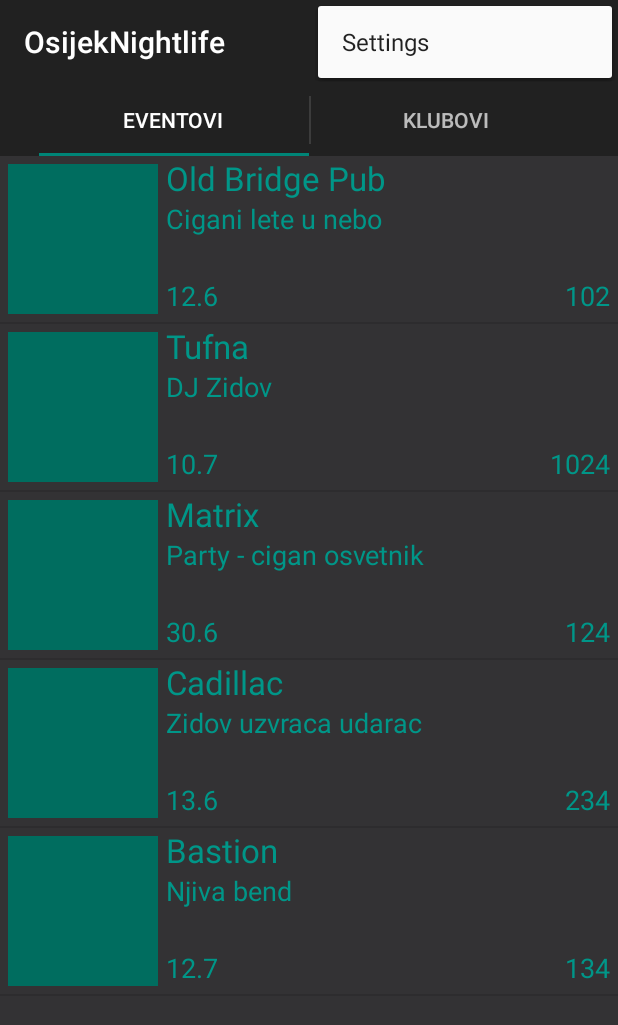
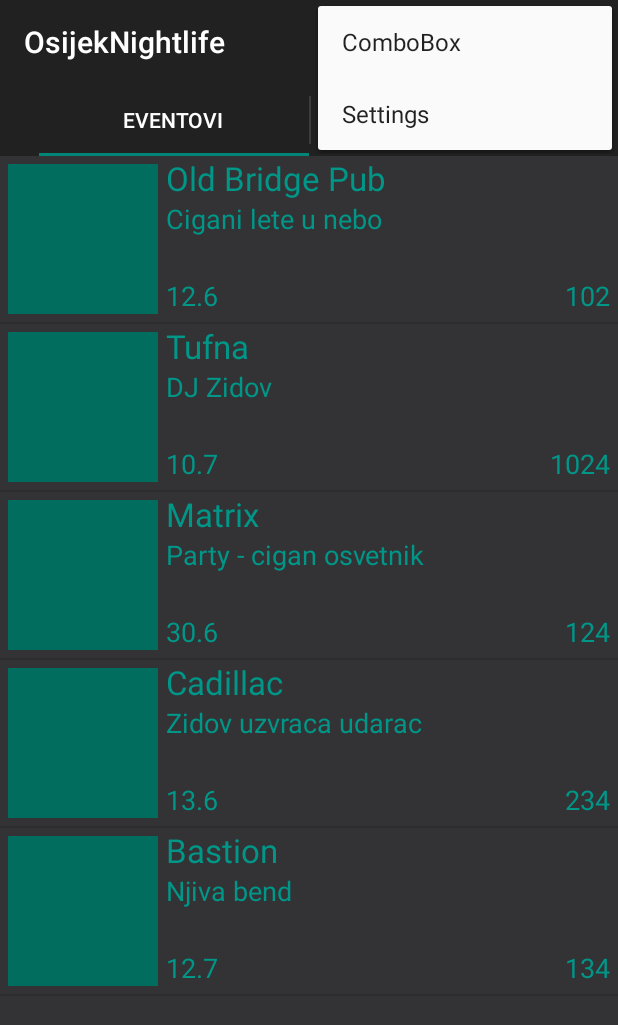
Before and after one commit to kebapmanager/OsijekNightlife, an Android app: the screen it shows after launch (MainActivity), with the options menu open, on a phone screen of 412 x 824 dp. Shown: the top 1025 px of the screen. Run offline under Robolectric (Android 15) with nearby library versions, the phone set to English and light mode, and no system bars; libraries missing offline, so code that uses them is left out: retrofit.client; 2 statements that could not run were skipped.

Commit message:
Skida za vise datuma spinner mal sjebane boje bit ce ljepse u sljedecem update-u

```diff
--- a/app/src/main/java/com/androidapp/osijeknightlife/app/MainActivity.java
+++ b/app/src/main/java/com/androidapp/osijeknightlife/app/MainActivity.java
@@ -1,9 +1,13 @@
 package com.androidapp.osijeknightlife.app;
 
+import java.lang.reflect.Array;
 import java.util.Calendar;
+import java.util.HashMap;
 import java.util.Locale;
 
+import android.annotation.TargetApi;
 import android.content.Intent;
+import android.database.DataSetObserver;
 import android.support.v7.app.ActionBarActivity;
 import android.support.v7.app.ActionBar;
 import android.support.v7.widget.ShareActionProvider;
@@ -17,6 +21,9 @@ import android.os.Bundle;
 import android.view.Menu;
 import android.view.MenuItem;
 import android.view.View;
+import android.widget.AdapterView;
+import android.widget.ArrayAdapter;
+import android.widget.Spinner;
 import com.androidapp.osijeknightlife.app.TabFragments.GridFragment;
 import com.androidapp.osijeknightlife.app.TabFragments.ListFragment;
 import com.androidapp.osijeknightlife.app.jsonDataP.GetData;
@@ -26,12 +33,32 @@ public class MainActivity extends ActionBarActivity implements ActionBar.TabList
     SectionsPagerAdapter mSectionsPagerAdapter;
     ViewPager mViewPager;
     GetData DW = new GetData(this);
+    int TryCounter = 0;
+    Fragment event,grid;
+    Calendar c = Calendar.getInstance();
+    String Datum;
+    int addMonth = 1;
+
+    String[] tjedan = {"Ponedjeljak","Utorak","Srijeda","Cetvrtak","Petak","Subota","Nedjelja"};
 
     public void dataRecieved(boolean state)
     {
         if(state)
         {
             DW.info = true;//da
+            event = ListFragment.newInstance(0,DW.data.getEvents());
+            mSectionsPagerAdapter.notifyDataSetChanged();
+            mViewPager.setAdapter(mSectionsPagerAdapter);
+            DW.registerListener(this);
+
+        }else {
+
+            TryCounter++;
+            DW.registerListener(this);
+            Calendar c = Calendar.getInstance();
+            String Datum = c.get(Calendar.YEAR)+"/"+(c.get(Calendar.MONTH)+1)+"/"+c.get(Calendar.DAY_OF_MONTH);
+            if(TryCounter < 30)
+                DW.Start(Datum);
         }
     }
     @Override
@@ -41,12 +68,13 @@ public class MainActivity extends ActionBarActivity implements ActionBar.TabList
         super.onCreate(savedInstanceState);
         setContentView(R.layout.activity_main);
 
-        Calendar c = Calendar.getInstance();
-        String Datum = c.get(Calendar.YEAR)+"/"+(c.get(Calendar.MONTH)+1)+"/"+c.get(Calendar.DAY_OF_MONTH);
+        Datum = c.get(Calendar.YEAR)+"/"+(c.get(Calendar.MONTH)+1)+"/"+c.get(Calendar.DAY_OF_MONTH);
 
         DW.registerListener(this);
         DW.Start(Datum);
 
+        event = ListFragment.newInstance(0, DW.data.getEvents());
+        grid = GridFragment.newInstance(1);
         // Set up the action bar.
         // Create the adapter that will return a fragment for each of the three
         // primary sections of the activity.
@@ -62,6 +90,12 @@ public class MainActivity extends ActionBarActivity implements ActionBar.TabList
         // the TabListener interface, as the callback (listener) for when
         // this tab is selected.
         mSectionsPagerAdapter = new SectionsPagerAdapter(getSupportFragmentManager());
+        mSectionsPagerAdapter.registerDataSetObserver(new DataSetObserver() {
+            @Override
+            public void onChanged() {
+                super.onChanged();
+            }
+        });
         mViewPager = (ViewPager) findViewById(R.id.pager);
         mViewPager.setAdapter(mSectionsPagerAdapter);
         mViewPager.setOnPageChangeListener(new ViewPager.SimpleOnPageChangeListener() {
@@ -82,6 +116,10 @@ public class MainActivity extends ActionBarActivity implements ActionBar.TabList
 //                .setText("Search")
 //                .setTabListener(this));
     }
+    public void onCreateHelper()
+    {
+
+    }
     public void switchTab(int position)
     {
         switch(position)
@@ -101,15 +139,55 @@ public class MainActivity extends ActionBarActivity implements ActionBar.TabList
 //                break;
         }
     }
+    public String[] getDates()
+    {
+        int j = 1;
+        String[] list = new String[5];
+        c = Calendar.getInstance();
+        for(int i = 0;i<5;i++) {
+
+            String day = Integer.toString(c.get(Calendar.DAY_OF_MONTH));
+            if(day.equals("1"))
+                j+=1;
+            int month = c.get(Calendar.MONTH)+j;
+
+            c.roll(Calendar.DAY_OF_MONTH,true);
+            list[i] = tjedan[c.get(Calendar.DAY_OF_WEEK)]+"("+day+"."+month+".)";
+        }
+
+
+        return list;
+    }
     private ShareActionProvider share;
     @Override
     public boolean onCreateOptionsMenu(Menu menu)
     {
         getMenuInflater().inflate(R.menu.menu_main, menu);
+        String[] list = getDates();
+        MenuItem menuItem = menu.findItem(R.id.spinner);
+        Spinner spinner = (Spinner) MenuItemCompat.getActionView(menuItem);
+        ArrayAdapter<String> adapter = new ArrayAdapter<String>(this, R.layout.spinner_item,getDates());
+        adapter.setDropDownViewResource(R.layout.spinner_dropdow_item);
+        spinner.setAdapter(adapter); // set the adapter to provide layout of rows and content
+        spinner.setOnItemSelectedListener(new AdapterView.OnItemSelectedListener() {
+            @Override
+            public void onItemSelected(AdapterView<?> parent, View view, int position, long id) {
+                c = Calendar.getInstance();
+                for(int i = 0;i<position;i++){
+                    c.roll(Calendar.DAY_OF_MONTH, true);
+                    if(Integer.toString(c.get(Calendar.DAY_OF_MONTH)).equals("1"))
+                        c.roll(Calendar.MONTH,true);
+                }
+                Datum = c.get(Calendar.YEAR)+"/"+(c.get(Calendar.MONTH)+1)+"/"+c.get(Calendar.DAY_OF_MONTH);
 
-        MenuItem menuItem = menu.findItem(R.id.share);
-        share = (ShareActionProvider) MenuItemCompat.getActionProvider(menuItem);
-        MenuItemCompat.getActionProvider(menuItem);
+                DW.Start(Datum);
+            }
+
+            @Override
+            public void onNothingSelected(AdapterView<?> parent) {
+
+            }
+        });
 
         return true;
     }
@@ -133,19 +211,11 @@ public class MainActivity extends ActionBarActivity implements ActionBar.TabList
         if (id == R.id.action_settings) {
             return true;
         }
-
         return super.onOptionsItemSelected(item);
     }
     @Override
     public void onTabSelected(ActionBar.Tab tab, FragmentTransaction fragmentTransaction)
     {
-        System.out.println("onTabSelected");
-        if (DW.info)
-        {
-            System.out.println("DW done");
-            switchTab(tab.getPosition());
-        }else System.out.println("Not done");
-
         // When the given tab is selected, switch to the corresponding page in the ViewPager.
         mViewPager.setCurrentItem(tab.getPosition());
     }
@@ -153,19 +223,6 @@ public class MainActivity extends ActionBarActivity implements ActionBar.TabList
     public void onTabUnselected(ActionBar.Tab tab, FragmentTransaction fragmentTransaction) {}
     @Override
     public void onTabReselected(ActionBar.Tab tab, FragmentTransaction fragmentTransaction) {}
-
-
-    public void searchButton(View view)
-    {
-        // template of opening new activity when button is pressed
-/*        Intent intent = new Intent(this, DisplayMessageActivity.class);
-
-        // This is how to get text from the input I think
-        EditText editText = (EditText) findViewById(R.id.edit_message);
-        String message = editText.getText().toString();
-        intent.putExtra(EXTRA_MESSAGE, message);
-        startActivity(intent);*/
-    }
 
     public class SectionsPagerAdapter extends FragmentPagerAdapter
     {
@@ -181,11 +238,10 @@ public class MainActivity extends ActionBarActivity implements ActionBar.TabList
             switch(position)
             {
                 case 0:
-                    fragment = ListFragment.newInstance(position);
-
+                    fragment = event;
                     break;
                 case 1:
-                    fragment = GridFragment.newInstance(position);
+                    fragment = grid;
                     break;
 //                case 2:
 //                    fragment = SearchFragment.newInstance(position);
--- a/app/src/main/java/com/androidapp/osijeknightlife/app/TabFragments/ListFragment.java
+++ b/app/src/main/java/com/androidapp/osijeknightlife/app/TabFragments/ListFragment.java
@@ -9,8 +9,10 @@ import android.widget.ListView;
 import com.androidapp.osijeknightlife.app.ListItem;
 import com.androidapp.osijeknightlife.app.Adapters.ListItemAdapter;
 import com.androidapp.osijeknightlife.app.R;
+import com.androidapp.osijeknightlife.app.jsonDataP.Event;
 
 import java.util.ArrayList;
+import java.util.List;
 
 /**
  * Created by Ivan on 20/06/2015.
@@ -19,9 +21,13 @@ import java.util.ArrayList;
 public class ListFragment extends Fragment
 {
     private ListView lv;///da
+    public static List<Event> events;
 
-    public static ListFragment newInstance(int sectionNumber)
+    public static ListFragment newInstance(int sectionNumber,List<Event> data)
     {
+        if(data.size() != 0)
+            events = data;
+        else events = null;
         ListFragment fragment = new ListFragment();
         Bundle args = new Bundle();
         args.putInt("section_number", sectionNumber);
@@ -46,6 +52,7 @@ public class ListFragment extends Fragment
 
         ListItem event = new ListItem();
 
+        if(events == null) {
             event.setName("Old Bridge Pub");
             event.setEventName("Cigani lete u nebo");
             event.setDate("12.6");
@@ -79,6 +86,19 @@ public class ListFragment extends Fragment
             event.setEventName("Njiva bend");
             event.setPeopleComing("134");
             eventList.add(event);
+        }
+        else
+        {
+            for(int i = 0;i<events.size();i++)
+            {
+                event = new ListItem();
+                event.setName(events.get(i).getClub());
+                event.setEventName(events.get(i).getTitle());
+                event.setDate("Danas");
+                event.setPeopleComing("Nepoznato");
+                eventList.add(event);
+            }
+        }
 
         return eventList;
     }
--- a/app/src/main/java/com/androidapp/osijeknightlife/app/jsonDataP/GetData.java
+++ b/app/src/main/java/com/androidapp/osijeknightlife/app/jsonDataP/GetData.java
@@ -72,6 +72,8 @@ public class GetData {
                 Status = "Data Recieved\n";
                 Status = "DONE";
                 info = true;
+                mListener.dataRecieved(true);
+                System.out.println("retrofit Sucess");
             }
 
             @Override
@@ -79,6 +81,9 @@ public class GetData {
             {
                 System.out.println("Get data failed" + retrofitError.toString());
                 Status = "Failed to Recieve Data\n";
+                data = null;
+                mListener.dataRecieved(false);
+
             }
         });
     }
--- a/app/src/main/res/layout/loading_main.xml
+++ b/app/src/main/res/layout/loading_main.xml
@@ -5,10 +5,4 @@
               android:layout_height="match_parent"
               android:background="@drawable/color_background">
 
-    <ImageView
-            android:layout_width="256dp"
-            android:layout_height="128dp"
-            android:id="@+id/loading_img_main"
-            android:layout_marginTop="82dp"
-            android:layout_alignParentTop="true" android:layout_centerHorizontal="true"/>
 </RelativeLayout>
--- /dev/null
+++ b/app/src/main/res/layout/spinner_item.xml
@@ -0,0 +1,6 @@
+<TextView xmlns:android="http://schemas.android.com/apk/res/android"
+          android:id="@android:id/text1"
+          android:layout_width="match_parent"
+          android:layout_height="wrap_content"
+          android:textSize="20sp"
+          android:textColor="#ff0000" />
--- a/app/src/main/res/menu/menu_main.xml
+++ b/app/src/main/res/menu/menu_main.xml
@@ -11,4 +11,8 @@
           app:showAsAction="ifRoom"
           android:title="Share"
           android:actionProviderClass="android.widget.ShareActionProvider" />
+    <item android:id="@+id/spinner"
+          android:title="ComboBox"
+          app:showAsAction="ifRoom"
+          app:actionViewClass="android.widget.Spinner" />
 </menu>
```
Also changed, not shown: app/src/main/res/layout/spinner_dropdow_item.xml (added, +8 -0 lines). Lines whose indentation alone changed are shown as unchanged.
